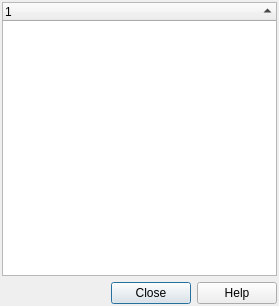
The window that src/ui/qgsidentifyresultsbase.ui (qgis/QGIS) describes before a commit, drawn with Qt 5.
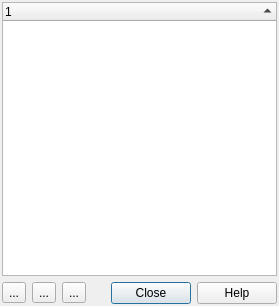
The same window after the commit. Icons and pictures are not drawn.

Commit message: identify expand/collaps tools

```diff
--- a/src/ui/qgsidentifyresultsbase.ui
+++ b/src/ui/qgsidentifyresultsbase.ui
@@ -36,14 +36,82 @@
     </widget>
    </item>
    <item>
-    <widget class="QDialogButtonBox" name="buttonBox">
-     <property name="standardButtons">
-      <set>QDialogButtonBox::Close|QDialogButtonBox::Help</set>
-     </property>
-     <property name="centerButtons">
-      <bool>false</bool>
-     </property>
-    </widget>
+    <layout class="QHBoxLayout" name="horizontalLayout">
+     <item>
+      <widget class="QToolButton" name="mExpandToolButton">
+       <property name="toolTip">
+        <string>Expand tree.</string>
+       </property>
+       <property name="text">
+        <string>...</string>
+       </property>
+       <property name="icon">
+        <iconset>
+         <normaloff>../../images/themes/default/mActionExpandTree.png</normaloff>../../images/themes/default/mActionExpandTree.png</iconset>
+       </property>
+      </widget>
+     </item>
+     <item>
+      <widget class="QToolButton" name="mCollapseToolButton">
+       <property name="toolTip">
+        <string>Collapse tree.</string>
+       </property>
+       <property name="text">
+        <string>...</string>
+       </property>
+       <property name="icon">
+        <iconset>
+         <normaloff>../../images/themes/default/mActionCollapseTree.png</normaloff>../../images/themes/default/mActionCollapseTree.png</iconset>
+       </property>
+      </widget>
+     </item>
+     <item>
+      <widget class="QToolButton" name="mExpandNewToolButton">
+       <property name="toolTip">
+        <string>New results will be expanded by default.</string>
+       </property>
+       <property name="text">
+        <string>...</string>
+       </property>
+       <property name="icon">
+        <iconset>
+         <normaloff>../../images/themes/default/mActionExpandNewTree.png</normaloff>../../images/themes/default/mActionExpandNewTree.png</iconset>
+       </property>
+       <property name="checkable">
+        <bool>true</bool>
+       </property>
+      </widget>
+     </item>
+     <item>
+      <spacer name="horizontalSpacer">
+       <property name="orientation">
+        <enum>Qt::Horizontal</enum>
+       </property>
+       <property name="sizeHint" stdset="0">
+        <size>
+         <width>40</width>
+         <height>20</height>
+        </size>
+       </property>
+      </spacer>
+     </item>
+     <item>
+      <widget class="QDialogButtonBox" name="buttonBox">
+       <property name="sizePolicy">
+        <sizepolicy hsizetype="Minimum" vsizetype="Fixed">
+         <horstretch>0</horstretch>
+         <verstretch>0</verstretch>
+        </sizepolicy>
+       </property>
+       <property name="standardButtons">
+        <set>QDialogButtonBox::Close|QDialogButtonBox::Help</set>
+       </property>
+       <property name="centerButtons">
+        <bool>false</bool>
+       </property>
+      </widget>
+     </item>
+    </layout>
    </item>
   </layout>
  </widget>
```
The commit also changes 4 other files.
